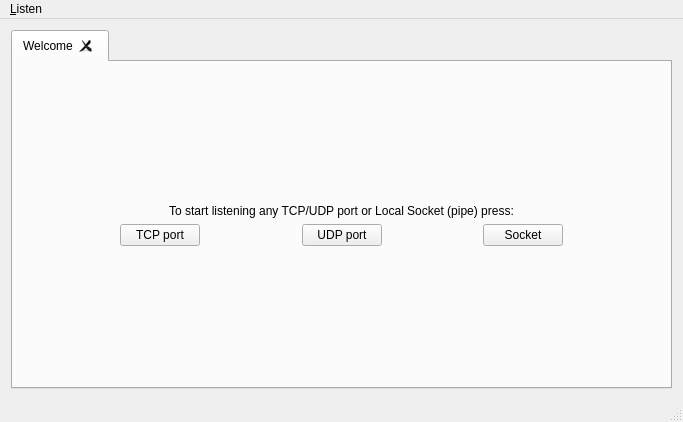
This is PLDesk/mainwindow.ui in khomchenkovaa/PortListener as Qt 5 draws it before an edit. The edited form follows.
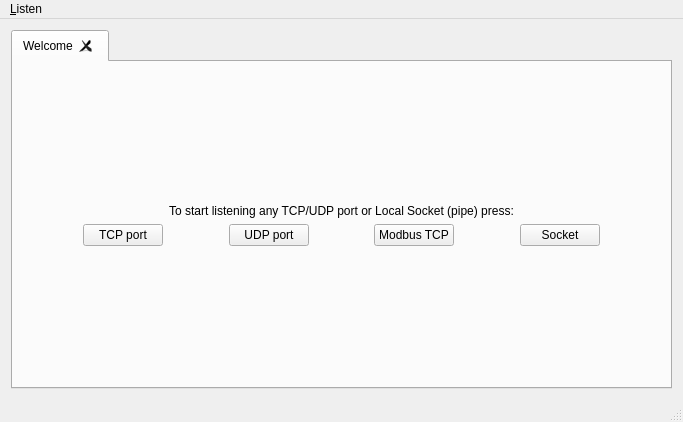
This is the edited form.

Commit message: [ADD] Modbus TCP Listener

```diff
--- a/PLDesk/mainwindow.ui
+++ b/PLDesk/mainwindow.ui
@@ -106,6 +106,26 @@
             </property>
            </spacer>
           </item>
+          <item>
+           <widget class="QPushButton" name="btnModbus">
+            <property name="text">
+             <string>Modbus TCP</string>
+            </property>
+           </widget>
+          </item>
+          <item>
+           <spacer name="horizontalSpacer_5">
+            <property name="orientation">
+             <enum>Qt::Horizontal</enum>
+            </property>
+            <property name="sizeHint" stdset="0">
+             <size>
+              <width>40</width>
+              <height>20</height>
+             </size>
+            </property>
+           </spacer>
+          </item>
           <item>
            <widget class="QPushButton" name="btnSocket">
             <property name="text">
```
Left out of the diff: 8 changed lines with no effect on the pictures. The commit also changes 6 other files.
